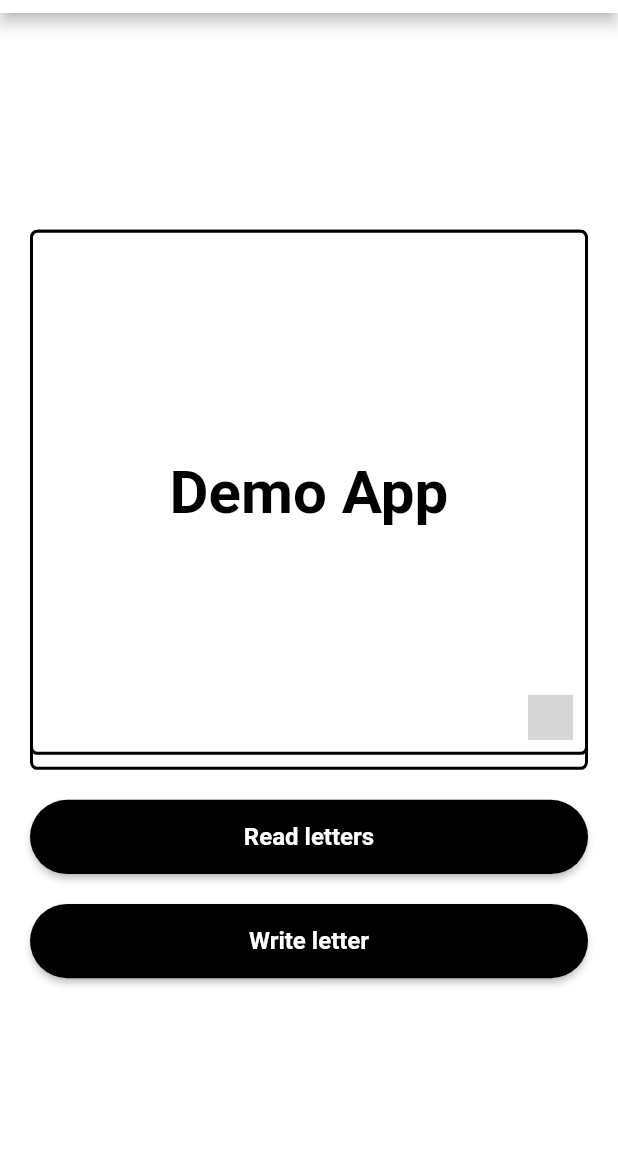
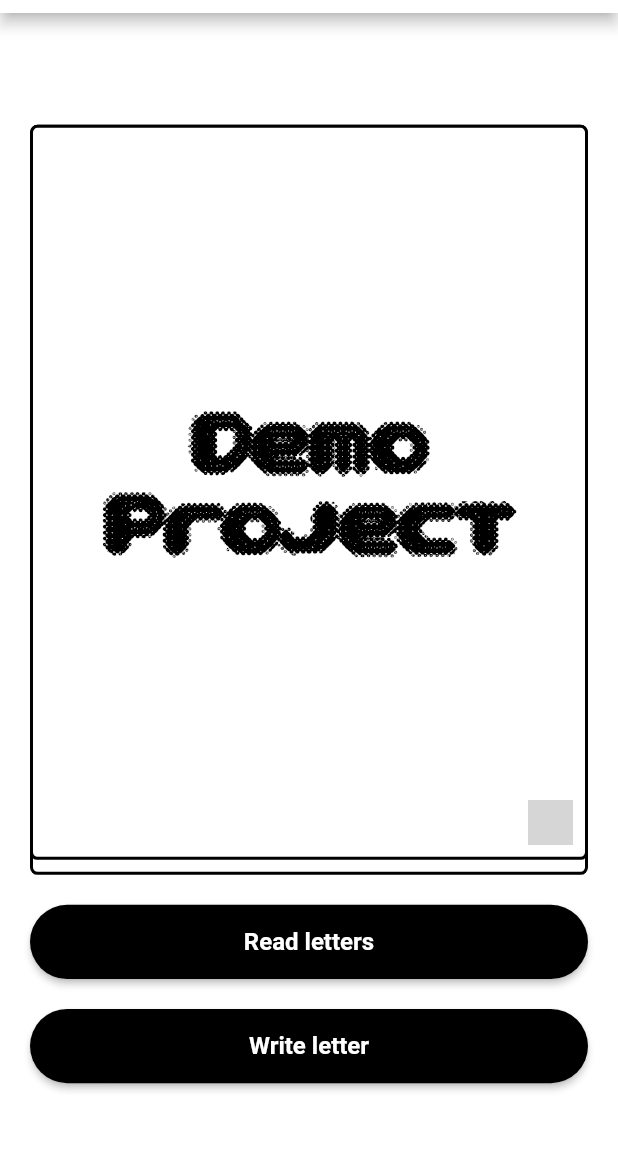
Before and after one commit to sadeelmu/lettre, a Flutter app: the screen it shows after launch, on a phone screen of 412 x 824 dp, the part 71-1222 px from its top. Run offline on Flutter 3.47's test engine with Material 2 defaults, Android fonts, the phone set to English and light mode, and no system bars; our stand-ins replace cloud_firestore, firebase_core, flip_card, get_it, google_fonts; accounts and stored records are empty; grey boxes are pictures that could not be loaded.

Commit message:
minor changes

```diff
--- a/lib/core/utils/custom_text_style.dart
+++ b/lib/core/utils/custom_text_style.dart
@@ -13,6 +13,17 @@ class CustomTextStyle {
         fontFamily: "Synkopy");
   }
 
+  TextStyle alYamani(
+      {Color color = Colors.black,
+      double fontSize = 14,
+      FontWeight fontWeight = FontWeight.w500}) {
+    return TextStyle(
+        fontSize: fontSize,
+        color: color,
+        fontWeight: fontWeight,
+        fontFamily: "AlYamani");
+  }
+
   static TextStyle mainTitle =
       GoogleFonts.roboto(fontSize: 18, fontWeight: FontWeight.bold);
 
--- a/lib/screens/home_screen/home_screen.dart
+++ b/lib/screens/home_screen/home_screen.dart
@@ -57,16 +57,16 @@ class _HomeScreenState extends State<HomeScreen> {
               child: Stack(
                 children: [
                   Container(
-                    height: 360,
-                    width: 450,
+                    height: 500,
+                    width: 600,
                     decoration: BoxDecoration(
                       border: Border.all(width: 2.0, color: Colors.black),
                       borderRadius: BorderRadius.all(Radius.circular(5)),
                     ),
                   ),
                   Container(
-                    height: 350,
-                    width: 440,
+                    height: 490,
+                    width: 590,
                     decoration: BoxDecoration(
                       border: Border.all(width: 2.0, color: Colors.black),
                       borderRadius: BorderRadius.all(Radius.circular(5)),
@@ -74,11 +74,11 @@ class _HomeScreenState extends State<HomeScreen> {
                     ),
                     child: Center(
                       child: Text(
-                        "Demo App",
+                        "Demo Project",
                         textAlign: TextAlign.center,
-                        style: GoogleFonts.roboto(
+                        style: locator<CustomTextStyle>().synpoStyle(
                             color: Colors.black,
-                            fontSize: 40,
+                            fontSize: 50,
                             fontWeight: FontWeight.bold),
                       ),
                     ),
--- a/lib/screens/letter_screen/letter_reader.dart
+++ b/lib/screens/letter_screen/letter_reader.dart
@@ -81,7 +81,7 @@ class _LetterReaderScreenState extends State<LetterReaderScreen> {
                       mainAxisAlignment: MainAxisAlignment.spaceBetween,
                       children: [
                         Text(
-                          "To: ${widget.doc["letter_to"]}",
+                          "${widget.doc["letter_to"]}",
                           style: GoogleFonts.roboto(
                             color: Colors.black,
                             fontSize: 16,
@@ -89,7 +89,7 @@ class _LetterReaderScreenState extends State<LetterReaderScreen> {
                           ),
                         ),
                         Text(
-                          "Written on: ${widget.doc["letter_date"]}",
+                          "written on: ${widget.doc["letter_date"]}",
                           style: GoogleFonts.roboto(
                             color: Colors.black,
                             fontSize: 16,
@@ -109,7 +109,7 @@ class _LetterReaderScreenState extends State<LetterReaderScreen> {
                     ),
                     SizedBox(height: 40),
                     Text(
-                      "From: ${widget.doc["letter_from"]}",
+                      " ${widget.doc["letter_from"]}",
                       style: GoogleFonts.roboto(
                         color: Colors.black,
                         fontSize: 16,
```
Also changed, not shown: lib/screens/add_note/add_note.dart (+6 -5 lines), lib/screens/inbox_screen/inbox_screen.dart (+6 -6 lines), lib/shared_widgets/letter.dart (+4 -4 lines).
